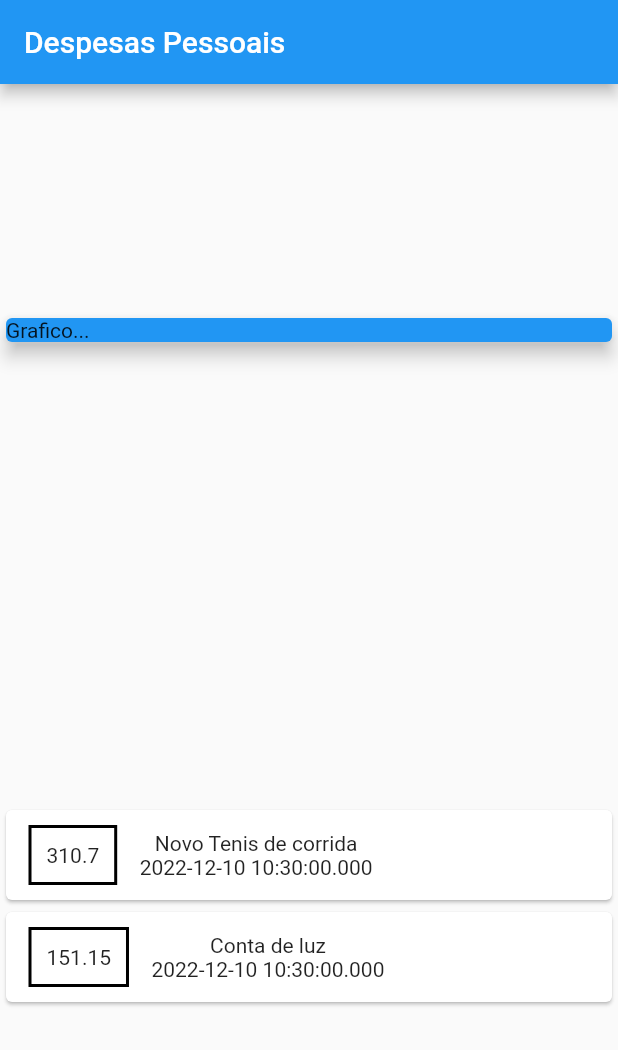
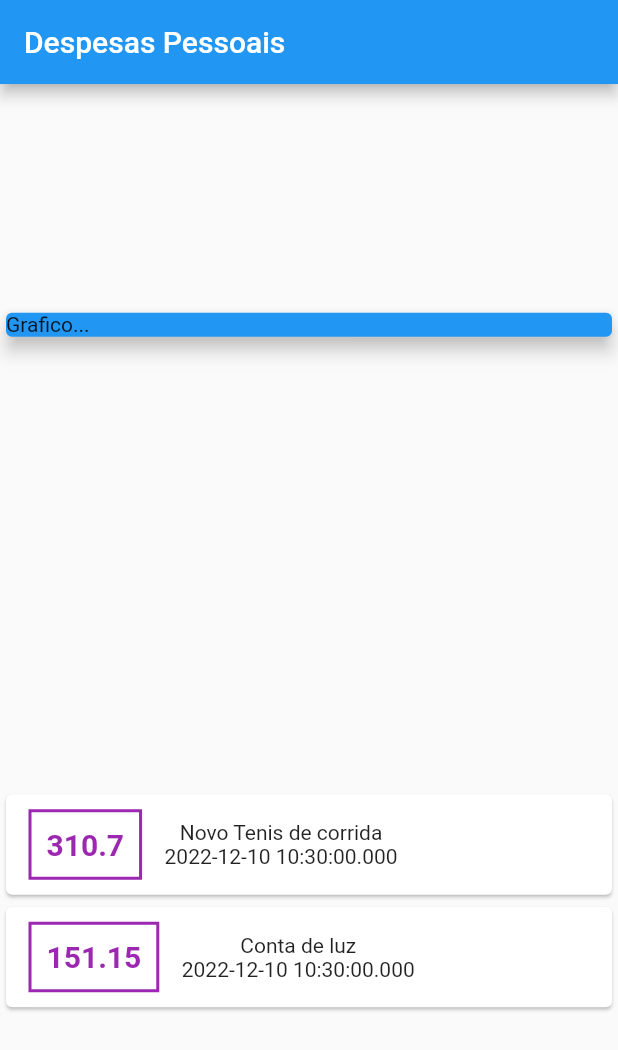
Before and after one commit to tupiribas/AppControleDeGastos, a Flutter app: the screen it shows after launch, on a phone screen of 412 x 824 dp. Shown: the top 1050 px of the screen. Run offline on Flutter 3.47's test engine with Material 2 defaults, Android fonts, the phone set to English and light mode, and no system bars.

Commit message:
Implementação visual (obj): Transaction - v2.2 - valor

```diff
--- a/lib/main.dart
+++ b/lib/main.dart
@@ -55,9 +55,15 @@ class MyHomePage extends StatelessWidget {
                       margin: const EdgeInsets.symmetric(
                           horizontal: 15, vertical: 10),
                       decoration: BoxDecoration(
-                          border: Border.all(color: Colors.black, width: 2)),
+                          border: Border.all(color: Colors.purple, width: 2)),
                       padding: const EdgeInsets.all(10),
-                      child: Text(tr.value.toString()),
+                      child: Text(
+                        tr.value.toString(),
+                        style: const TextStyle(
+                            fontWeight: FontWeight.bold,
+                            fontSize: 20,
+                            color: Colors.purple),
+                      ),
                     ),
                     Column(
                       children: <Widget>[
```
